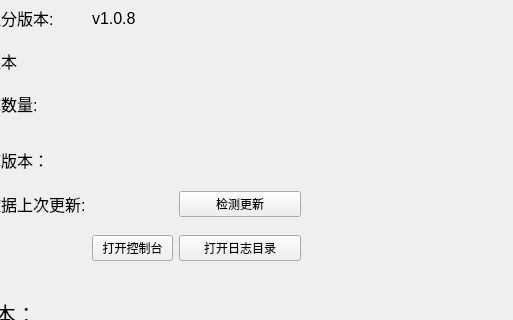
This is ui/ui_help.ui in tonquer/picacg-qt as Qt 5 draws it before an edit; both pictures show x 260 to 773 and y 304 to 624 of the 773 by 738 pixel window. The edited form follows.
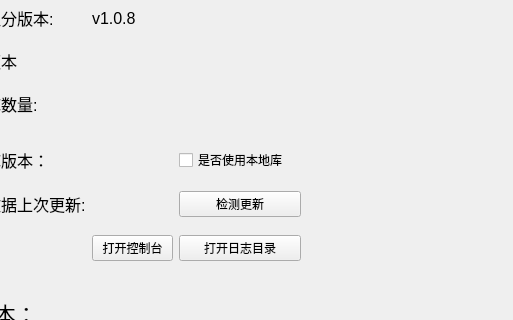
This is the edited form. Icons and pictures are not drawn. Custom widgets are drawn as their Qt base class.

The edit to the form file:
```diff
--- a/ui/ui_help.ui
+++ b/ui/ui_help.ui
@@ -28,7 +28,7 @@
        <rect>
         <x>0</x>
         <y>0</y>
-        <width>736</width>
+        <width>741</width>
         <height>815</height>
        </rect>
       </property>
@@ -377,6 +377,13 @@
                  </property>
                 </widget>
                </item>
+               <item row="6" column="2">
+                <widget class="QCheckBox" name="useLocal">
+                 <property name="text">
+                  <string>是否使用本地库</string>
+                 </property>
+                </widget>
+               </item>
               </layout>
              </widget>
             </item>
```
Left out of the diff: 20 changed lines with no effect on the pictures.
